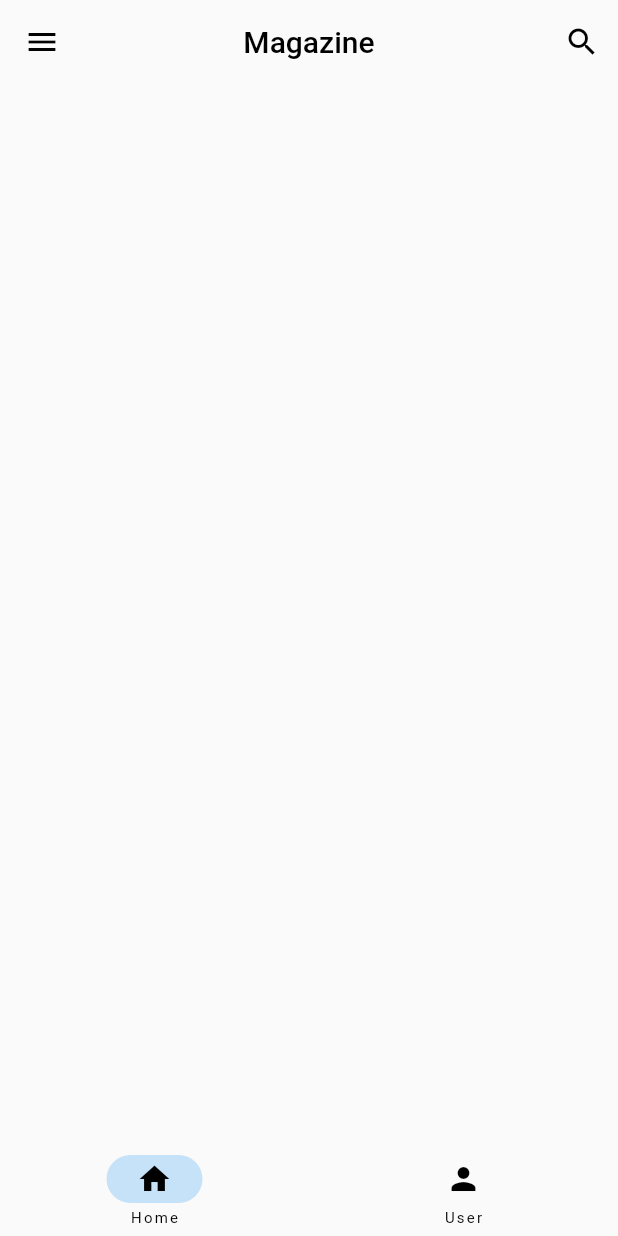
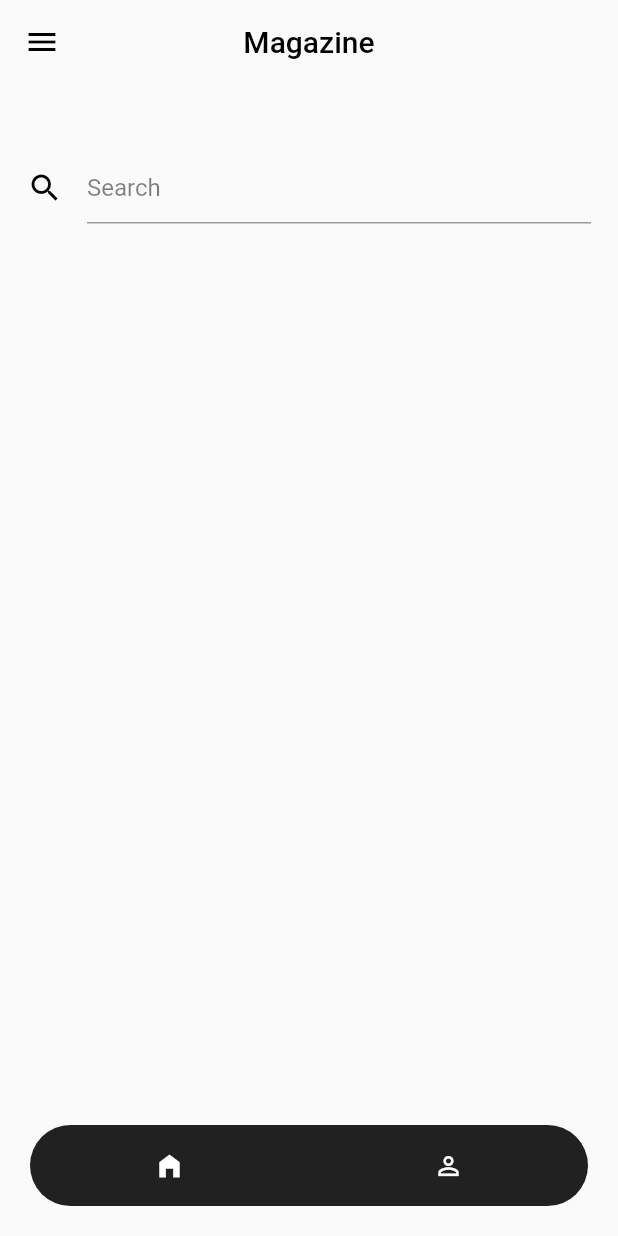
Before and after one commit to erbasmelahat/FlutterMagazine, a Flutter app: the screen it shows after launch, after a tap on "Tıklayın", on a phone screen of 412 x 824 dp. Run offline on Flutter 3.47's test engine with Material 2 defaults, Android fonts, the phone set to English and light mode, and no system bars.

Commit message:
edits made on the home page

```diff
--- a/lib/pages/home.dart
+++ b/lib/pages/home.dart
@@ -1,11 +1,22 @@
 import 'package:flutter/material.dart';
+import 'package:magazine/pages/profile.dart';
+import 'package:magazine/pages/realHome.dart';
 
 import '../main.dart';
 
+class HomePage extends StatefulWidget {
+   const HomePage({ Key? key}) : super(key: key);
 
-class HomePage extends StatelessWidget {
-  const HomePage({ Key? key}) : super(key: key);
+  @override
+  State<HomePage> createState() => _HomePageState();
+}
 
+class _HomePageState extends State<HomePage> {
+  int pageIndex = 0;
+  final pages = [
+    const RealHome(),
+    const Profile(),
+  ];
   @override
   Widget build(BuildContext context) {
     return Scaffold(
@@ -14,51 +25,79 @@ class HomePage extends StatelessWidget {
         title: const Text(MyApp.title,
         style: TextStyle(color: Colors.black),),
         centerTitle: true,
-        leading: Builder(builder: (context) => // Ensure Scaffold is in context
+        leading: Builder(builder: (context) =>
             IconButton(
               icon: const Icon(Icons.menu),
               onPressed: () => Scaffold.of(context).openDrawer(),
             ),
             ),
-            actions: [
-              IconButton(
-              icon: const Icon(Icons.search),
-              onPressed: () {},
-              )],
         backgroundColor: Colors.transparent
 
       ),
-      bottomNavigationBar: NavigationBar(
-        height: 60,
-        backgroundColor: Colors.transparent,
-        destinations: [
-          NavigationDestination(
-            icon: Builder(
-              builder: (context) {
-                return const Icon(Icons.home);
-              }
-            ),
-            label: 'Home',),
-             NavigationDestination(
-            icon: Builder(
-              builder: (context) {
-                return const Icon(Icons.person);
-              }
-            ),
-            label: 'User',)
-        ],),
+      body: pages[pageIndex],
+      bottomNavigationBar: Container(
+      height: 54,
+      margin: const EdgeInsets.only(
+        left: 20,
+        right: 20,
+        bottom: 20
+      ),
+
+      decoration: BoxDecoration(
+      borderRadius: BorderRadius.circular(30),
+      color: Colors.black87,
+      ),
+
+      child: Row(
+        mainAxisAlignment: MainAxisAlignment.spaceAround,
+        children: [
+          IconButton(
+            enableFeedback: false,
+            onPressed: () {
+              setState(() {
+                pageIndex = 0;
+              });
+            },
+            icon: pageIndex == 0
+                ? const Icon(
+                    Icons.home_filled,
+                    color: Colors.white,
+                    size: 20,
+                  )
+                : const Icon(
+                    Icons.home_outlined,
+                    color: Colors.white,
+                    size: 20,
+                  ),
+          ),
+          IconButton(
+            enableFeedback: false,
+            onPressed: () {
+              setState(() {
+                pageIndex = 1;
+              });
+            },
+            icon: pageIndex == 1
+                ? const Icon(
+                    Icons.person,
+                    color: Colors.white,
+                    size: 20,
+                  )
+                : const Icon(
+                    Icons.person_outline,
+                    color: Colors.white,
+                    size: 20,
+                  ),
+          ),
+        ]),
+  ),
+
      drawer: Drawer(
-        // Add a ListView to the drawer. This ensures the user can scroll
-        // through the options in the drawer if there isn't enough vertical
-        // space to fit everything.
         child: ListView(
-          // Important: Remove any padding from the ListView.
           padding: EdgeInsets.zero,
           children: [
             const DrawerHeader(
               decoration: BoxDecoration(
-                // shape: BoxShape.rectangle,
-
                 color: Colors.black12,
               ),
               child: Text('Drawer Header'),
@@ -66,9 +105,6 @@ class HomePage extends StatelessWidget {
             ListTile(
               title: const Text('Item 1'),
               onTap: () {
-                // Update the state of the app
-                // ...
-                // Then close the drawer
                 Navigator.pop(context);
 
               },
@@ -77,9 +113,6 @@ class HomePage extends StatelessWidget {
               title: const Text('Item 2'),
               onLongPress: (){},
               onTap: () {
-                // Update the state of the app
-                // ...
-                // Then close the drawer
                 Navigator.pop(context);
               },
             ),
--- a/lib/pages/login.dart
+++ b/lib/pages/login.dart
@@ -56,7 +56,8 @@ class LoginPage extends StatelessWidget{
                    icon: Icon(Icons.person_outline),
                    hintText: 'Example: erbasmelahat',
                    labelText: 'Username'),
-                   validator: (value) {  if (value!.isEmpty) {  return 'Bu alanı boş bıraktınız!'; } },
+                   validator: (value) {  if (value!.isEmpty) {  return 'Bu alanı boş bıraktınız!'; }
+  return null; },
                ),
                 const SizedBox(
                  height: 30,
@@ -66,7 +67,8 @@ class LoginPage extends StatelessWidget{
                    icon: Icon(Icons.password_sharp),
                    hintText: 'Example: Erbas_123*',
                    labelText: 'Password'),
-                   validator: (value) {  if (value!.isEmpty) {  return 'Bu alanı boş bıraktınız!'; } },
+                   validator: (value) {  if (value!.isEmpty) {  return 'Bu alanı boş bıraktınız!'; }
+  return null; },
                ),
                Align(
                  alignment: Alignment.centerRight,
@@ -86,7 +88,7 @@ class LoginPage extends StatelessWidget{
                    side: const BorderSide(color: Colors.white),
                    padding: const EdgeInsets.symmetric(vertical: 5, horizontal: 135,),
                  ),
-                 onPressed: (){Navigator.push(context, MaterialPageRoute(builder: (context) => const HomePage(),));}
+                 onPressed: (){Navigator.push(context, MaterialPageRoute(builder: (context) =>  HomePage(),));}
                  , child: const Text("Sign In"))
                ,
                const SizedBox(
@@ -106,7 +108,7 @@ class LoginPage extends StatelessWidget{
                  children: [
                    const Text("Üye Olmak İstemiyor Musunuz?"),
                    TextButton(onPressed: (){
-                     Navigator.push(context, MaterialPageRoute(builder: (context) => const HomePage(),));
+                     Navigator.push(context, MaterialPageRoute(builder: (context) =>  HomePage(),));
                    }, child: const Text("Tıklayın")),
                  ],
                ),
--- /dev/null
+++ b/lib/pages/profile.dart
@@ -0,0 +1,27 @@
+import 'package:flutter/material.dart';
+
+
+class Profile extends StatelessWidget {
+  const Profile({ Key? key}) : super(key: key);
+
+
+  @override
+  Widget build(BuildContext context) {
+    return Container(
+      color: Colors.transparent,
+      child: Center(
+        child: Text(
+          "Profile Page",
+          style: TextStyle(
+            color: Colors.green[900],
+            fontSize: 25,
+            fontWeight: FontWeight.w500,
+          ),
+        ),
+      ),
+    );
+
+  }
+
+
+}
--- /dev/null
+++ b/lib/pages/realHome.dart
@@ -0,0 +1,54 @@
+import 'package:flutter/material.dart';
+
+
+class RealHome extends StatelessWidget {
+  const RealHome({ Key? key}) : super(key: key);
+
+
+  @override
+  Widget build(BuildContext context) {
+    return Column(
+      children: <Widget>[
+
+         Container(
+
+         margin: const EdgeInsets.only(top: 100),
+        alignment: Alignment.center,
+         padding: const EdgeInsets.symmetric(horizontal: 18),
+        height: 50,
+        decoration: BoxDecoration(
+           borderRadius: BorderRadius.circular(30),
+           color: Colors.transparent,
+           ),
+           child: Row(
+            children: <Widget>[
+                  Expanded(
+                    child: TextField(
+                       onChanged: (value) {},
+                       decoration: InputDecoration(
+                          icon: const Icon(
+                            Icons.search,
+                             color: Colors.black,
+                           ),
+                         hintText: "Search",
+                         hintStyle: TextStyle(
+                           color: Colors.black.withOpacity(0.5),
+                        ),
+                       ),
+                     ),
+                  ),
+                 ],
+            ),
+         ),
+         Column(
+           children: const <Widget>[
+
+           ],
+        ),
+       ],
+     );
+
+  }
+
+
+}
--- a/lib/pages/signUp.dart
+++ b/lib/pages/signUp.dart
@@ -49,7 +49,8 @@ class Register extends StatelessWidget{
                    icon: Icon(Icons.person_outline),
                    hintText: 'Example: erbasmelahat',
                    labelText: 'Username'),
-                   validator: (value) {  if (value!.isEmpty) {  return 'Bu alanı boş bıraktınız!'; } },
+                   validator: (value) {  if (value!.isEmpty) {  return 'Bu alanı boş bıraktınız!'; }
+  return null; },
                ),
                 const SizedBox(
                  height: 30,
@@ -59,7 +60,8 @@ class Register extends StatelessWidget{
                    icon: Icon(Icons.password_sharp),
                    hintText: 'Example: Erbas_123*',
                    labelText: 'Password'),
-                   validator: (value) {  if (value!.isEmpty) {  return 'Bu alanı boş bıraktınız!'; } },
+                   validator: (value) {  if (value!.isEmpty) {  return 'Bu alanı boş bıraktınız!'; }
+  return null; },
                ),
                Align(
                  alignment: Alignment.centerRight,
--- a/pubspec.yaml
+++ b/pubspec.yaml
@@ -34,6 +34,9 @@ dependencies:
   # The following adds the Cupertino Icons font to your application.
   # Use with the CupertinoIcons class for iOS style icons.
   cupertino_icons: ^1.0.2
+
+
+
 
 dev_dependencies:
   flutter_test:
```
Also changed, not shown: lib/main.dart (+5 -3 lines), assets/menu.svg (added), 1 other file.
